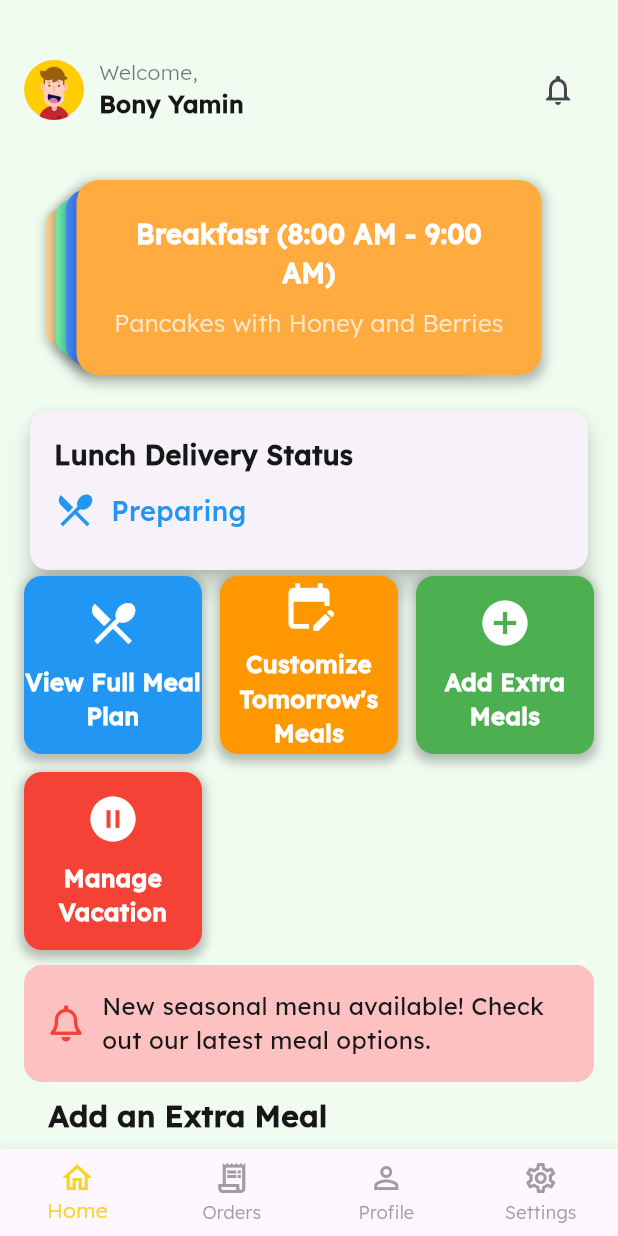
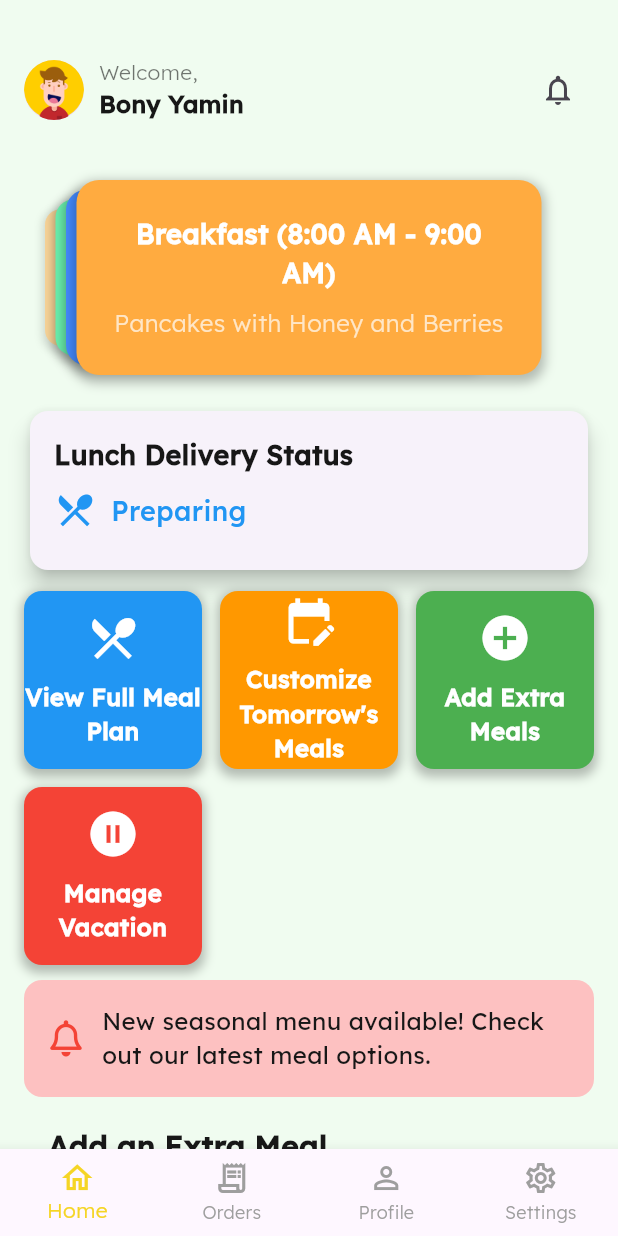
Before and after one commit to bonyyamin/bachmeal, a Flutter app: the HomeScreen screen opened directly, after a tap on the "notifications" icon, on a phone screen of 412 x 824 dp. Run offline on Flutter 3.47's test engine with Material 3 defaults, Android fonts, the phone set to English and light mode, and no system bars; drawn by our look-alikes of card_swiper; our stand-ins replace carousel_slider, flutter_bloc, font_awesome_flutter, loading_animation_widget, table_calendar.

Commit message:
Complete Demo

```diff
--- /dev/null
+++ b/lib/blocs/widgets/cards/announcments.dart
@@ -0,0 +1,31 @@
+import 'package:bachmeal/core/theme.dart';
+import 'package:flutter/material.dart';
+import 'package:font_awesome_flutter/font_awesome_flutter.dart';
+
+
+class Announcements extends StatelessWidget {
+  const Announcements({super.key});
+
+  @override
+  Widget build(BuildContext context) {
+    return Container(
+      padding: const EdgeInsets.all(16),
+      decoration: BoxDecoration(
+        color: AppTheme.softPink,
+        borderRadius: BorderRadius.circular(12),
+      ),
+      child: Row(
+        children: [
+          const Icon(FontAwesomeIcons.bell, color: Colors.red),
+          const SizedBox(width: 12),
+          Expanded(
+            child: Text(
+              "New seasonal menu available! Check out our latest meal options.",
+              style: AppTheme.textTheme.bodyLarge,
+            ),
+          ),
+        ],
+      ),
+    );
+  }
+}
--- a/lib/blocs/widgets/cards/meal_card_swiper.dart
+++ b/lib/blocs/widgets/cards/meal_card_swiper.dart
@@ -1,3 +1,4 @@
+import 'package:bachmeal/screens/menu/daily_menu_screen.dart';
 import 'package:flutter/material.dart';
 import 'package:card_swiper/card_swiper.dart';
 
@@ -28,10 +29,18 @@ class MealCardSwiper extends StatelessWidget {
       height: 150,
       child: Swiper(
         itemBuilder: (BuildContext context, int index) {
-          return _buildMealCard(
-            title: meals[index]['title']!,
-            details: meals[index]['details']!,
-            color: meals[index]['color']!,
+          return GestureDetector(
+            onTap: () {
+              Navigator.push(
+                context,
+                MaterialPageRoute(builder: (context) => const DailyMenuScreen()),
+              );
+            },
+            child: _buildMealCard(
+              title: meals[index]['title']!,
+              details: meals[index]['details']!,
+              color: meals[index]['color']!,
+            ),
           );
         },
         itemCount: meals.length,
--- a/lib/blocs/widgets/cards/promotions1.dart
+++ b/lib/blocs/widgets/cards/promotions.dart
@@ -1,8 +1,8 @@
 import 'package:flutter/material.dart';
 import 'package:carousel_slider/carousel_slider.dart';
 
-class Promotions1 extends StatelessWidget {
-  const Promotions1({Key? key}) : super(key: key);
+class Promotions extends StatelessWidget {
+  const Promotions({Key? key}) : super(key: key);
 
   @override
   Widget build(BuildContext context) {
@@ -11,14 +11,10 @@ class Promotions1 extends StatelessWidget {
       children: [
         _buildSectionTitle("Add an Extra Meal"),
         _buildScrollableFoodCards(),
-
         const SizedBox(height: 20),
-
         _buildSectionTitle("New on the Menu"),
         _buildNewMenuCarousel(),
-
         const SizedBox(height: 20),
-
         _buildSpecialOfferCard(),
       ],
     );
@@ -91,7 +87,8 @@ class Promotions1 extends StatelessWidget {
             ),
             child: Text(
               name,
-              style: const TextStyle(color: Colors.white, fontWeight: FontWeight.bold),
+              style: const TextStyle(
+                  color: Colors.white, fontWeight: FontWeight.bold),
               textAlign: TextAlign.center,
             ),
           ),
@@ -145,7 +142,8 @@ class Promotions1 extends StatelessWidget {
           ),
           child: Text(
             name,
-            style: const TextStyle(color: Colors.white, fontWeight: FontWeight.bold),
+            style: const TextStyle(
+                color: Colors.white, fontWeight: FontWeight.bold),
             textAlign: TextAlign.center,
           ),
         ),
@@ -175,7 +173,8 @@ class Promotions1 extends StatelessWidget {
         children: [
           const Text(
             "🎉 Special Offer!",
-            style: TextStyle(fontSize: 18, fontWeight: FontWeight.bold, color: Colors.white),
+            style: TextStyle(
+                fontSize: 18, fontWeight: FontWeight.bold, color: Colors.white),
           ),
           const SizedBox(height: 8),
           const Text(
@@ -183,7 +182,8 @@ class Promotions1 extends StatelessWidget {
             style: TextStyle(fontSize: 16, color: Colors.white70),
           ),
           const SizedBox(height: 10),
-          ElevatedButton(
+          Center(
+            child: ElevatedButton(
               style: ElevatedButton.styleFrom(
                 backgroundColor: Colors.white,
                 foregroundColor: Colors.deepPurple,
@@ -193,6 +193,7 @@ class Promotions1 extends StatelessWidget {
               },
               child: const Text("Refer Now"),
             ),
+          ),
         ],
       ),
     );
--- a/lib/blocs/widgets/cards/promotions2.dart
+++ /dev/null
@@ -1,149 +0,0 @@
-import 'package:flutter/material.dart';
-
-class Promotions2 extends StatelessWidget {
-  const Promotions2({Key? key}) : super(key: key);
-
-  @override
-  Widget build(BuildContext context) {
-    return Column(
-      crossAxisAlignment: CrossAxisAlignment.start,
-      children: [
-        _buildSectionTitle("Add Extra Meal"),
-        _buildHorizontalList(_extraMeals()),
-
-        _buildSectionTitle("New on the Menu"),
-        _buildCarousel(_newMenuItems()),
-
-        _buildSectionTitle("Special Offer"),
-        _buildSpecialOffer(),
-      ],
-    );
-  }
-
-  Widget _buildSectionTitle(String title) {
-    return Padding(
-      padding: const EdgeInsets.symmetric(vertical: 10, horizontal: 16),
-      child: Text(
-        title,
-        style: const TextStyle(fontSize: 18, fontWeight: FontWeight.bold),
-      ),
-    );
-  }
-
-  Widget _buildHorizontalList(List<Widget> items) {
-    return SizedBox(
-      height: 150,
-      child: ListView(
-        scrollDirection: Axis.horizontal,
-        padding: const EdgeInsets.symmetric(horizontal: 16),
-        children: items,
-      ),
-    );
-  }
-
-  Widget _buildCarousel(List<Widget> items) {
-    return SizedBox(
-      height: 180,
-      child: PageView(
-        scrollDirection: Axis.horizontal,
-        children: items,
-      ),
-    );
-  }
-
-  Widget _buildSpecialOffer() {
-    return Container(
-      margin: const EdgeInsets.all(16),
-      padding: const EdgeInsets.all(16),
-      decoration: BoxDecoration(
-        color: Colors.orangeAccent,
-        borderRadius: BorderRadius.circular(12),
-        boxShadow: [
-          BoxShadow(color: Colors.black26, blurRadius: 5, spreadRadius: 2),
-        ],
-      ),
-      child: Row(
-        children: [
-          const Icon(Icons.card_giftcard, size: 40, color: Colors.white),
-          const SizedBox(width: 10),
-          Expanded(
-            child: Column(
-              crossAxisAlignment: CrossAxisAlignment.start,
-              children: const [
-                Text(
-                  "Refer a Friend!",
-                  style: TextStyle(fontSize: 18, fontWeight: FontWeight.bold, color: Colors.white),
-                ),
-                SizedBox(height: 5),
-                Text(
-                  "Invite a friend and get a free meal!",
-                  style: TextStyle(fontSize: 14, color: Colors.white70),
-                ),
-              ],
-            ),
-          ),
-          TextButton(
-            onPressed: () {},
-            child: const Text("Refer Now", style: TextStyle(color: Colors.white, fontWeight: FontWeight.bold)),
-          ),
-        ],
-      ),
-    );
-  }
-
-  List<Widget> _extraMeals() {
-    return [
-      _buildFoodCard("Extra Chicken Bowl", "assets/images/chicken_bowl.png"),
-      _buildFoodCard("Extra Salad", "assets/images/salad.png"),
-      _buildFoodCard("Extra Pasta", "assets/images/pasta.png"),
-    ];
-  }
-
-  List<Widget> _newMenuItems() {
-    return [
-      _buildHighlightCard("Grilled Salmon", "assets/images/salmon.png"),
-      _buildHighlightCard("Vegan Burger", "assets/images/vegan_burger.png"),
-      _buildHighlightCard("Quinoa Bowl", "assets/images/quinoa.png"),
-    ];
-  }
-
-  Widget _buildFoodCard(String title, String imagePath) {
-    return Container(
-      width: 140,
-      margin: const EdgeInsets.only(right: 10),
-      decoration: BoxDecoration(
-        color: Colors.white,
-        borderRadius: BorderRadius.circular(10),
-        boxShadow: [BoxShadow(color: Colors.black12, blurRadius: 4)],
-      ),
-      child: Column(
-        mainAxisAlignment: MainAxisAlignment.center,
-        children: [
-          Image.asset(imagePath, width: 80, height: 80, fit: BoxFit.cover),
-          const SizedBox(height: 8),
-          Text(title, textAlign: TextAlign.center, style: const TextStyle(fontSize: 14, fontWeight: FontWeight.bold)),
-        ],
-      ),
-    );
-  }
-
-  Widget _buildHighlightCard(String title, String imagePath) {
-    return Container(
-      width: 300,
-      margin: const EdgeInsets.symmetric(horizontal: 16),
-      decoration: BoxDecoration(
-        color: Colors.deepPurpleAccent,
-        borderRadius: BorderRadius.circular(12),
-        boxShadow: [BoxShadow(color: Colors.black12, blurRadius: 4)],
-      ),
-      child: Column(
-        mainAxisAlignment: MainAxisAlignment.center,
-        children: [
-          Image.asset(imagePath, width: 120, height: 120, fit: BoxFit.cover),
-          const SizedBox(height: 8),
-          Text(title, style: const TextStyle(fontSize: 18, fontWeight: FontWeight.bold, color: Colors.white)),
-        ],
-      ),
-    );
-  }
-}
--- /dev/null
+++ b/lib/blocs/widgets/cards/user_avatar.dart
@@ -0,0 +1,57 @@
+import 'package:bachmeal/core/theme.dart';
+import 'package:flutter/material.dart';
+
+class UserAvatar extends StatelessWidget {
+  const UserAvatar({super.key});
+
+  @override
+  Widget build(BuildContext context) {
+    return Container(
+      height: 80,
+      decoration: BoxDecoration(
+        color: AppTheme.offWhite,
+        borderRadius: BorderRadius.circular(20),
+      ),
+      child: Row(
+        mainAxisAlignment: MainAxisAlignment.spaceBetween,
+        children: [
+          Row(
+            children: [
+              const CircleAvatar(
+                radius: 20,
+                backgroundImage: AssetImage('assets/images/avatar.png'),
+              ),
+              const SizedBox(width: 10),
+              Column(
+                crossAxisAlignment: CrossAxisAlignment.start,
+                mainAxisAlignment: MainAxisAlignment.center,
+                children: const [
+                  Text(
+                    'Welcome,',
+                    style: TextStyle(
+                      fontSize: 14,
+                      color: Colors.black54,
+                    ),
+                  ),
+                  Text(
+                    'Bony Yamin',
+                    style: TextStyle(
+                      fontSize: 16,
+                      fontWeight: FontWeight.bold,
+                    ),
+                  ),
+                ],
+              ),
+            ],
+          ),
+          IconButton(
+            onPressed: () {
+              // Handle notification tap
+            },
+            icon: const Icon(Icons.notifications_outlined),
+          ),
+        ],
+      ),
+    );
+  }
+}
--- a/lib/screens/home/home_screen.dart
+++ b/lib/screens/home/home_screen.dart
@@ -1,17 +1,17 @@
 import 'package:bachmeal/blocs/widgets/buttons/grid_quick_actions.dart';
-import 'package:bachmeal/blocs/widgets/buttons/quick_action_button.dart';
+import 'package:bachmeal/blocs/widgets/cards/announcments.dart';
 import 'package:bachmeal/blocs/widgets/cards/delivery_status_card.dart';
+import 'package:bachmeal/blocs/widgets/cards/meal_card_carousel.dart';
 import 'package:bachmeal/blocs/widgets/cards/meal_card_swiper.dart';
-import 'package:bachmeal/blocs/widgets/cards/promotions1.dart';
-import 'package:bachmeal/blocs/widgets/cards/promotions2.dart';
+import 'package:bachmeal/blocs/widgets/cards/promotions.dart';
+import 'package:bachmeal/blocs/widgets/cards/refer_friend_card.dart';
+import 'package:bachmeal/blocs/widgets/cards/today_menu.dart';
+import 'package:bachmeal/blocs/widgets/cards/user_avatar.dart';
 import 'package:bachmeal/core/theme.dart';
-import 'package:bachmeal/screens/menu/custom_order_screen.dart';
 import 'package:bachmeal/screens/payment/order_history_screen.dart';
 import 'package:bachmeal/screens/profile/profile_screen.dart';
 import 'package:bachmeal/screens/profile/settings_screen.dart';
-import 'package:bachmeal/screens/subscription/pause_resume_screen.dart';
 import 'package:flutter/material.dart';
-import 'package:font_awesome_flutter/font_awesome_flutter.dart';
 
 class HomeScreen extends StatefulWidget {
   const HomeScreen({super.key});
@@ -81,8 +81,7 @@ class HomeContent extends StatelessWidget {
       child: Column(
         crossAxisAlignment: CrossAxisAlignment.start,
         children: [
-          _buildUserAvatar(),
-          //const MealCardCarousel(),
+          UserAvatar(),
           const SizedBox(height: 10),
           const MealCardSwiper(),
           const SizedBox(height: 10),
@@ -90,173 +89,13 @@ class HomeContent extends StatelessWidget {
             orderTime: DateTime.now().subtract(
                 Duration(minutes: 10)), // Example: Order was placed 10 min ago
           ),
-          //_buildTodayMenu(context),
-
+          const SizedBox(height: 10),
           const QuickActions(),
-          //_buildQuickActions(context),
           const SizedBox(height: 10),
-          _buildAnnouncements(),
-          Promotions1(),
-          Promotions2(),
-        ],
-      ),
-    );
-  }
-
-  Widget _buildUserAvatar() {
-    return Container(
-      height: 80,
-      decoration: BoxDecoration(
-        color: AppTheme.offWhite,
-        borderRadius: BorderRadius.circular(20),
-      ),
-      child: Row(
-        mainAxisAlignment: MainAxisAlignment.spaceBetween,
-        children: [
-          Row(
-            children: [
-              const CircleAvatar(
-                radius: 20,
-                backgroundImage: AssetImage('assets/images/avatar.png'),
-              ),
-              const SizedBox(width: 10),
-              Column(
-                crossAxisAlignment: CrossAxisAlignment.start,
-                mainAxisAlignment: MainAxisAlignment.center,
-                children: const [
-                  Text(
-                    'Welcome,',
-                    style: TextStyle(
-                      fontSize: 14,
-                      color: Colors.black54,
-                    ),
-                  ),
-                  Text(
-                    'Bony Yamin',
-                    style: TextStyle(
-                      fontSize: 16,
-                      fontWeight: FontWeight.bold,
-                    ),
-                  ),
-                ],
-              ),
-            ],
-          ),
-          IconButton(
-            onPressed: () {
-              // Handle notification tap
-            },
-            icon: const Icon(Icons.notifications_outlined),
-          ),
-        ],
-      ),
-    );
-  }
-
-
-  /*Widget _buildTodayMenu(BuildContext context) {
-    List<String> menuItems = [
-      "Grilled Chicken & Veggies",
-      "Quinoa Salad",
-      "Fresh Fruit Bowl",
-      "Green Smoothie",
-    ];
-
-    return GestureDetector(
-      onTap: () {
-        Navigator.push(
-          context,
-          MaterialPageRoute(builder: (context) => const MenuScreen()),
-        );
-      },
-      child: Container(
-        padding: const EdgeInsets.all(16),
-        decoration: BoxDecoration(
-          color: AppTheme.paleYellow,
-          borderRadius: BorderRadius.circular(12),
-        ),
-        child: Column(
-          crossAxisAlignment: CrossAxisAlignment.start,
-          children: [
-            Text(
-              "Today's Menu",
-              style: AppTheme.textTheme.headlineMedium,
-            ),
-            const SizedBox(height: 8),
-            Column(
-              children: menuItems.map((item) {
-                return Padding(
-                  padding: const EdgeInsets.symmetric(vertical: 4),
-                  child: Row(
-                    children: [
-                      const Icon(Icons.check_circle_outline,
-                          color: Colors.green),
-                      const SizedBox(width: 8),
-                      Text(
-                        item,
-                        style: AppTheme.textTheme.bodyLarge,
-                      ),
-                    ],
-                  ),
-                );
-              }).toList(),
-            ),
-          ],
-        ),
-      ),
-    );
-  }*/
-
-  Widget _buildQuickActions(BuildContext context) {
-    return Row(
-      mainAxisAlignment: MainAxisAlignment.spaceBetween,
-      children: [
-        QuickActionButton(
-          icon: Icons.tune,
-          label: "Customize Order",
-          onPressed: () {
-            Navigator.push(
-              context,
-              MaterialPageRoute(
-                  builder: (context) => const CustomOrderScreen()),
-            );
-          },
-        ),
-        const SizedBox(
-          width: 10,
-        ),
-        QuickActionButton(
-          icon: Icons.pause_circle_outline,
-          label: "Pause Service",
-          onPressed: () {
-            Navigator.push(
-              context,
-              MaterialPageRoute(
-                  builder: (context) => const PauseResumeScreen()),
-            );
-          },
-        ),
-      ],
-    );
-  }
-
-  Widget _buildAnnouncements() {
-    return Container(
-      padding: const EdgeInsets.all(16),
-      decoration: BoxDecoration(
-        color: AppTheme.softPink,
-        borderRadius: BorderRadius.circular(12),
-      ),
-      child: Row(
-        children: [
-          const Icon(FontAwesomeIcons.bell, color: Colors.red),
-          const SizedBox(width: 12),
-          Expanded(
-            child: Text(
-              "New seasonal menu available! Check out our latest meal options.",
-              style: AppTheme.textTheme.bodyLarge,
-            ),
-          ),
+          Announcements(),
+          const SizedBox(height: 10),
+          Promotions(),
+          const SizedBox(height: 10),
         ],
       ),
     );
```
Also changed, not shown: lib/blocs/widgets/cards/refer_friend_card.dart (added, +60 -0 lines), lib/blocs/widgets/cards/today_menu.dart (added, +61 -0 lines), lib/screens/menu/daily_menu_screen.dart (renamed from lib/screens/menu/menu_screen.dart, +4 -4 lines). Lines whose indentation alone changed are shown as unchanged.
